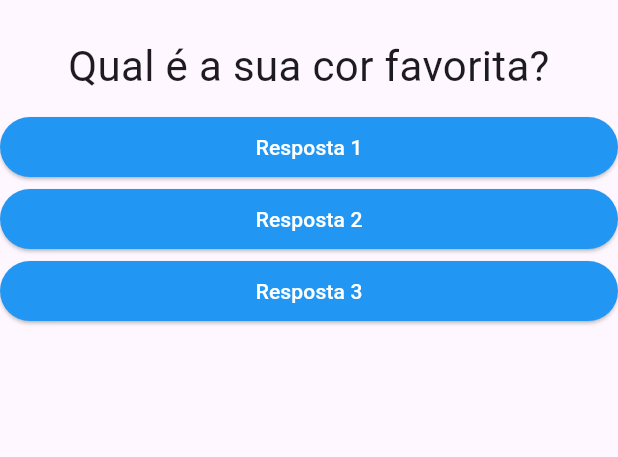
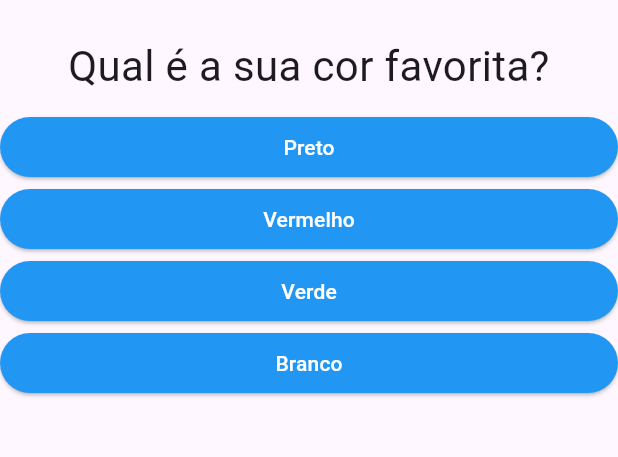
Before and after one commit to Reydner96/projeto_perguntas, a Flutter app: the screen it shows after launch, on a phone screen of 412 x 824 dp, the part 63-520 px from its top. Run offline on Flutter 3.47's test engine with Material 3 defaults, Android fonts, the phone set to English and light mode, and no system bars.

Commit message:
Update Main

```diff
--- a/lib/main.dart
+++ b/lib/main.dart
@@ -1,9 +1,8 @@
 import 'package:flutter/material.dart';
-import 'package:flutter/widgets.dart';
 import './questao.dart';
-import 'resposta.dart';
+import './resposta.dart';
 
-main() => runApp(PerguntaApp());
+void main() => runApp(const PerguntaApp());
 
 class _PerguntaAppState extends State<PerguntaApp> {
   var _perguntaSelecionada = 0;
@@ -12,17 +11,27 @@ class _PerguntaAppState extends State<PerguntaApp> {
     setState(() {
       _perguntaSelecionada++;
     });
-    print(_perguntaSelecionada);
   }
 
   @override
   Widget build(BuildContext context) {
-    final List<String> perguntas = [
-      'Qual é a sua cor favorita?',
-      'Qual é o seu animal favorito?',
-      'Qual é a sua idade?',
-      'Qual o ano que você nasceu?',
+    final perguntas = [
+      {
+        'texto': 'Qual é a sua cor favorita?',
+        'respostas': ['Preto', 'Vermelho', 'Verde', 'Branco'],
+      },
+      {
+        'texto': 'Qual é o seu animal favorito?',
+        'respostas': ['Coelho', 'Cobra', 'Elefante', 'Leão'],
+      },
+      {
+        'texto': 'Qual é o seu instrutor favorito?',
+        'respostas': ['Maria', 'João', 'Leo', 'Pedro'],
+      },
     ];
+
+    List<String> respostas =
+        perguntas[_perguntaSelecionada]['respostas'] as List<String>;
 
     return MaterialApp(
       home: Scaffold(
@@ -30,11 +39,9 @@ class _PerguntaAppState extends State<PerguntaApp> {
           title: const Text('Perguntas'),
         ),
         body: Column(
-          children: <Widget>[
-            Questao(perguntas[_perguntaSelecionada]),
-            Resposta('Resposta 1', _responder),
-            Resposta('Resposta 2', _responder),
-            Resposta('Resposta 3', _responder),
+          children: [
+            Questao(perguntas[_perguntaSelecionada]['texto'] as String),
+            ...respostas.map((t) => Resposta(t, _responder)).toList(),
           ],
         ),
       ),
@@ -43,6 +50,9 @@ class _PerguntaAppState extends State<PerguntaApp> {
 }
 
 class PerguntaApp extends StatefulWidget {
+  const PerguntaApp({super.key});
+
+  @override
   _PerguntaAppState createState() {
     return _PerguntaAppState();
   }
```
